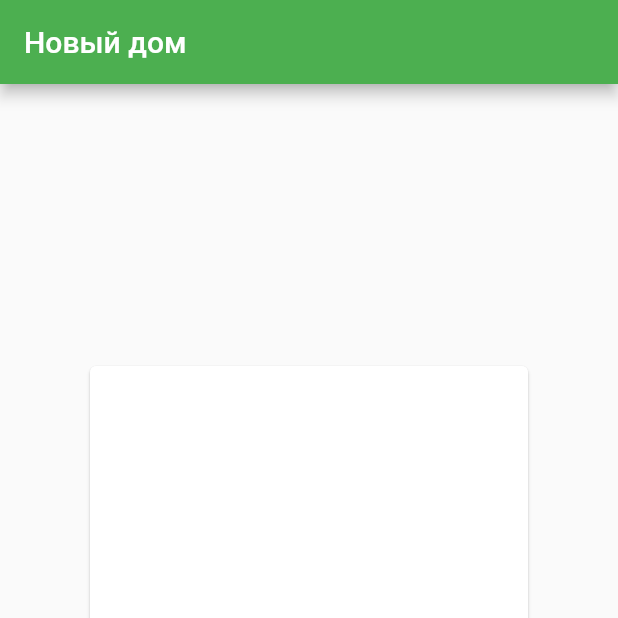
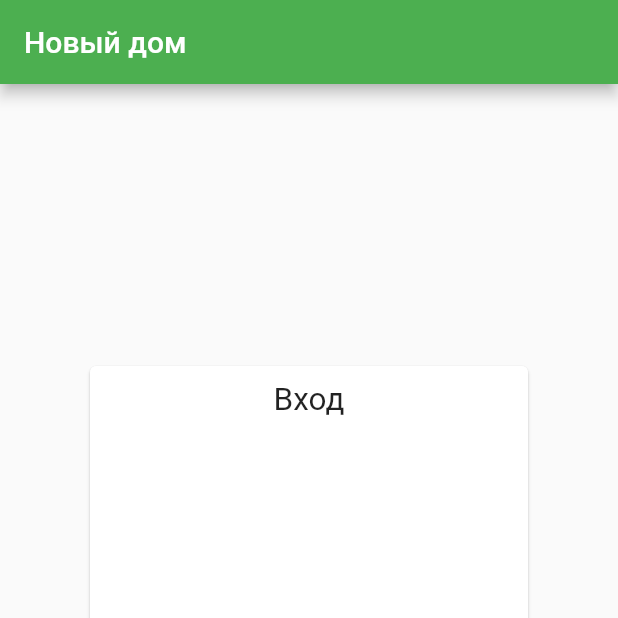
Before and after one commit to fagirton/Smart-yard-Flutter, a Flutter app: the screen it shows after launch, on a phone screen of 412 x 824 dp, the top half of it. Run offline on Flutter 3.47's test engine with Material 2 defaults, Android fonts, the phone set to English and light mode, and no system bars; our stand-ins replace geolocator.

Commit message:
ещё убрал ошибки

```diff
--- a/lib/widgets/LogInPage.dart
+++ b/lib/widgets/LogInPage.dart
@@ -9,42 +9,33 @@ class LogInPage extends StatefulWidget {
 }
 
 class _LogInPageState extends State<LogInPage> {
-
   @override
   Widget build(BuildContext context) {
     return Scaffold(
       appBar: AppBar(
         title: Text('Новый дом'),
       ),
-      body:
-      const Center(
+      body: Center(
         child: SizedBox(
             width: 300.0,
             height: 400.0,
-          child: Card
-            (
-                decoration: BoxDecoration(
+            child: Container(
+              decoration: const BoxDecoration(
                   borderRadius: BorderRadius.only(
                       topRight: Radius.circular(40.0),
-                    bottomRight: Radius.circular(40.0)),
+                      bottomRight: Radius.circular(40.0),
                       topLeft: Radius.circular(40.0),
-                bottomLeft: Radius.circular(40.0)),
-
-
-
-            child:
-                  Padding(
+                      bottomLeft: Radius.circular(40.0))),
+              child: const Card(
+                child: Padding(
                   padding: EdgeInsets.all(10.0),
-                    children: [
-                      Text(
+                  child: Text(
                       textScaleFactor: 1.5,
                       textAlign: TextAlign.center,
                       'Вход'),
-
-                    ],
                 ),
-          )
               ),
+            )),
       ),
     );
   }
```
Also changed, not shown: lib/widgets/NoticesPage.dart (added), 1 other file. Lines whose indentation alone changed are shown as unchanged.
